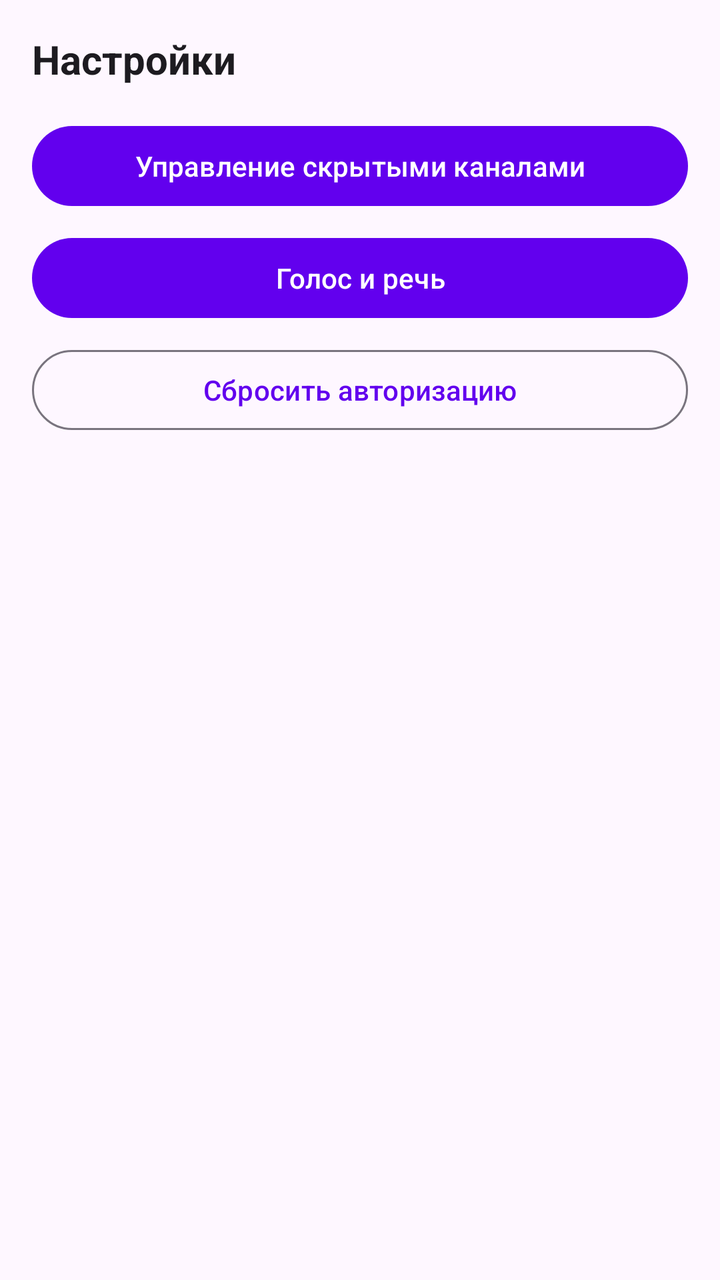
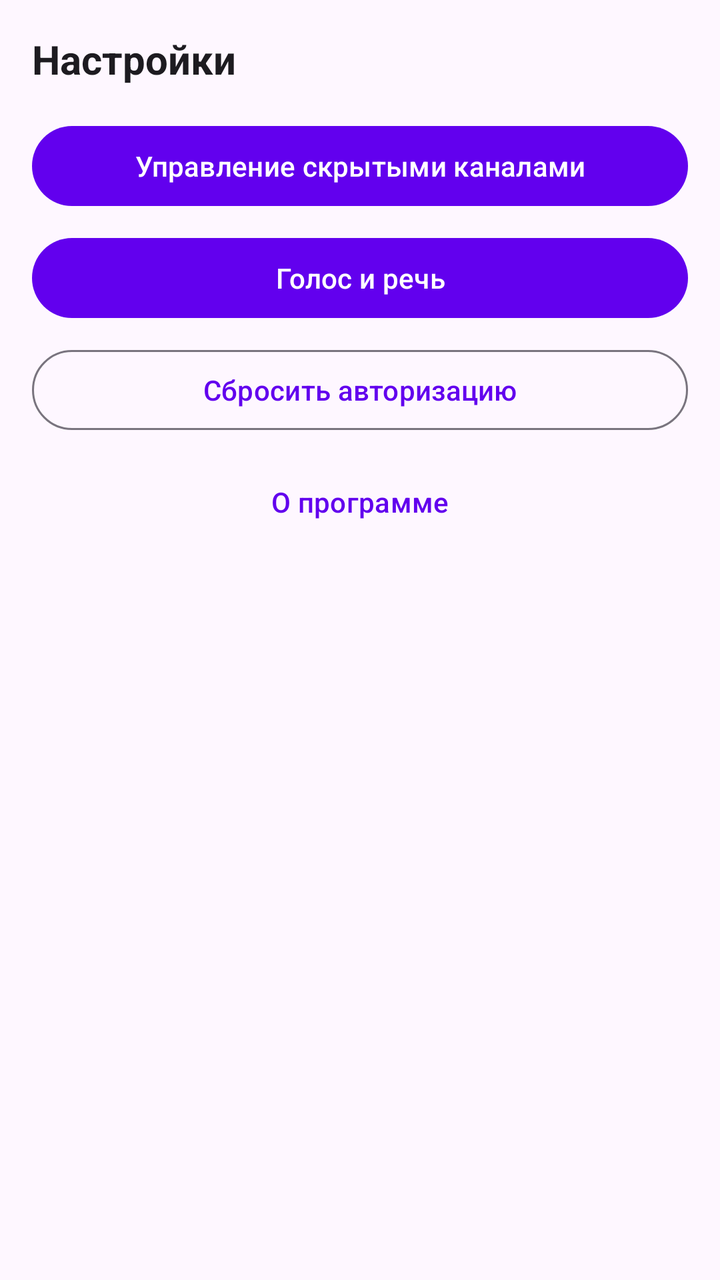

An Android layout rendered at two revisions. The XML below is the earlier revision; the diff shows what the commit changed to produce the second picture.
<!-- AndroidManifest.xml: application theme Theme.TelegramNewsReader -->
<!-- res/layout/dialog_settings.xml -->
<?xml version="1.0" encoding="utf-8"?>
<LinearLayout xmlns:android="http://schemas.android.com/apk/res/android"
    android:layout_width="match_parent"
    android:layout_height="wrap_content"
    android:orientation="vertical"
    android:padding="16dp">

    <TextView
        android:layout_width="wrap_content"
        android:layout_height="wrap_content"
        android:text="Настройки"
        android:textSize="20sp"
        android:textStyle="bold"
        android:layout_marginBottom="16dp"
        android:textColor="?attr/colorOnSurface" />

    <Button
        android:id="@+id/btn_manage_hidden"
        android:layout_width="match_parent"
        android:layout_height="wrap_content"
        android:text="Управление скрытыми каналами"
        android:layout_marginBottom="8dp"
        style="@style/Widget.Material3.Button" />

    <Button
        android:id="@+id/btn_voice_settings"
        android:layout_width="match_parent"
        android:layout_height="wrap_content"
        android:text="Голос и речь"
        android:layout_marginBottom="8dp"
        style="@style/Widget.Material3.Button" />

    <Button
        android:id="@+id/btn_reset_auth"
        android:layout_width="match_parent"
        android:layout_height="wrap_content"
        android:text="Сбросить авторизацию"
        style="@style/Widget.Material3.Button.OutlinedButton" />

</LinearLayout>
<!-- resources referenced by this layout -->
<resources>
  <style name="Theme.TelegramNewsReader" parent="Theme.Material3.DayNight.NoActionBar">
          <item name="colorPrimary">@color/purple_500</item>
          <item name="colorPrimaryVariant">@color/purple_700</item>
          <item name="colorOnPrimary">@color/white</item>
          <item name="android:statusBarColor">?attr/colorPrimaryVariant</item>
          <item name="actionBarStyle">@style/CustomActionBarStyle</item>
      </style>
  <color name="purple_500">#FF6200EE</color>
  <color name="purple_700">#FF3700B3</color>
  <color name="white">#FFFFFFFF</color>
  <style name="CustomActionBarStyle" parent="Widget.Material3.ActionBar.Solid">
          <item name="titleTextStyle">@style/CustomActionBarTitle</item>
          <item name="android:titleTextStyle">@style/CustomActionBarTitle</item>
      </style>
  <style name="CustomActionBarTitle" parent="TextAppearance.Material3.ActionBar.Title">
          <item name="android:textSize">18sp</item>
          <item name="android:textStyle">bold</item>
          <item name="android:textColor">@color/white</item>
          <item name="android:gravity">center</item>
          <item name="android:layout_gravity">center</item>
      </style>
</resources>

<!-- the commit's change to res/layout/dialog_settings.xml (unified diff, before → after) -->
@@ -35,6 +35,14 @@
         android:layout_width="match_parent"
         android:layout_height="wrap_content"
         android:text="Сбросить авторизацию"
+        android:layout_marginBottom="8dp"
         style="@style/Widget.Material3.Button.OutlinedButton" />
 
+    <Button
+        android:id="@+id/btn_about"
+        android:layout_width="match_parent"
+        android:layout_height="wrap_content"
+        android:text="О программе"
+        style="@style/Widget.Material3.Button.TextButton" />
+
 </LinearLayout>
